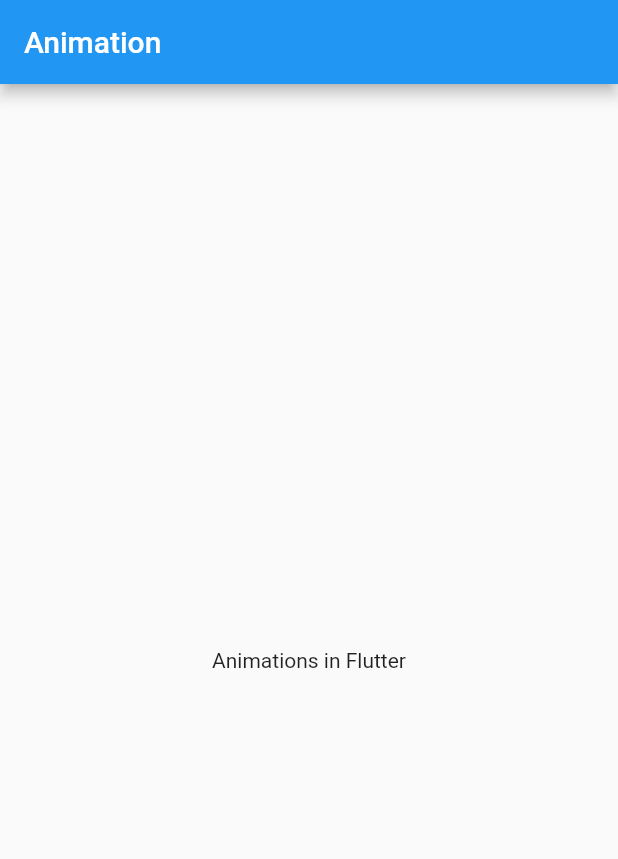
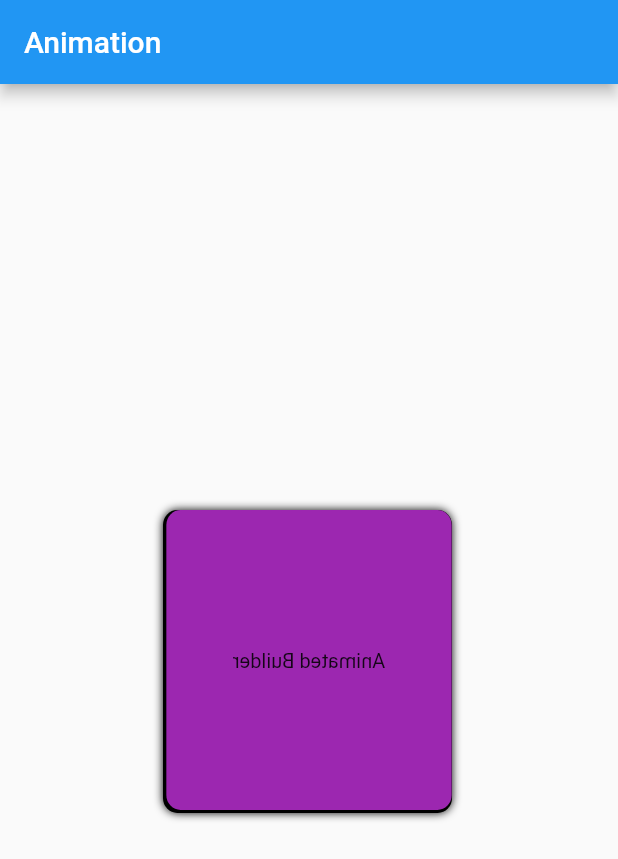
Before and after one commit to alxayeed/flutter-animation-graphics, a Flutter app: the screen it shows after launch, on a phone screen of 412 x 824 dp. Shown: the top 859 px of the screen. Run offline on Flutter 3.47's test engine with Material 2 defaults, Android fonts, the phone set to English and light mode, and no system bars.

Commit message:
Animation added without animaition builder

```diff
--- a/lib/main.dart
+++ b/lib/main.dart
@@ -1,11 +1,50 @@
 import 'package:flutter/material.dart';
+import 'dart:math' show pi;
+//TODO: show?
 
 void main() {
   runApp(const MainApp());
 }
 
-class MainApp extends StatelessWidget {
+class MainApp extends StatefulWidget {
   const MainApp({super.key});
+
+  @override
+  State<MainApp> createState() => _MainAppState();
+}
+
+class _MainAppState extends State<MainApp> with TickerProviderStateMixin {
+  late AnimationController _controller;
+  late Animation<double> _rotation;
+
+  @override
+  void initState() {
+    _controller = AnimationController(
+      vsync: this,
+      duration: const Duration(seconds: 5),
+    )..forward();
+
+    _rotation = Tween<double>(begin: 0, end: 2 * pi).animate(_controller);
+
+    _controller.addListener(() {
+      setState(() {});
+    });
+
+    _controller.addStatusListener((status) {
+      if (status == AnimationStatus.completed) {
+        _controller.reverse();
+      } else if (status == AnimationStatus.dismissed) {
+        _controller.forward();
+      }
+    });
+    super.initState();
+  }
+
+  @override
+  void dispose() {
+    _controller.dispose();
+    super.dispose();
+  }
 
   @override
   Widget build(BuildContext context) {
@@ -15,8 +54,28 @@ class MainApp extends StatelessWidget {
         appBar: AppBar(
           title: const Text("Animation"),
         ),
-        body: const Center(
-          child: Text('Animations in Flutter'),
+        body: Center(
+          child: Transform(
+            alignment: Alignment.center,
+            transform: Matrix4.identity()..rotateY(_rotation.value),
+            child: Container(
+              height: 200,
+              width: 200,
+              decoration: BoxDecoration(
+                  color: Colors.purple,
+                  borderRadius: BorderRadius.circular(10.0),
+                  boxShadow: const [
+                    BoxShadow(
+                      color: Colors.black,
+                      blurRadius: 5.0,
+                      spreadRadius: 1.0,
+                      blurStyle: BlurStyle.solid,
+                      offset: Offset(1, 1),
+                    ),
+                  ]),
+              child: const Center(child: Text("Animated Builder")),
+            ),
+          ),
         ),
       ),
     );
```
